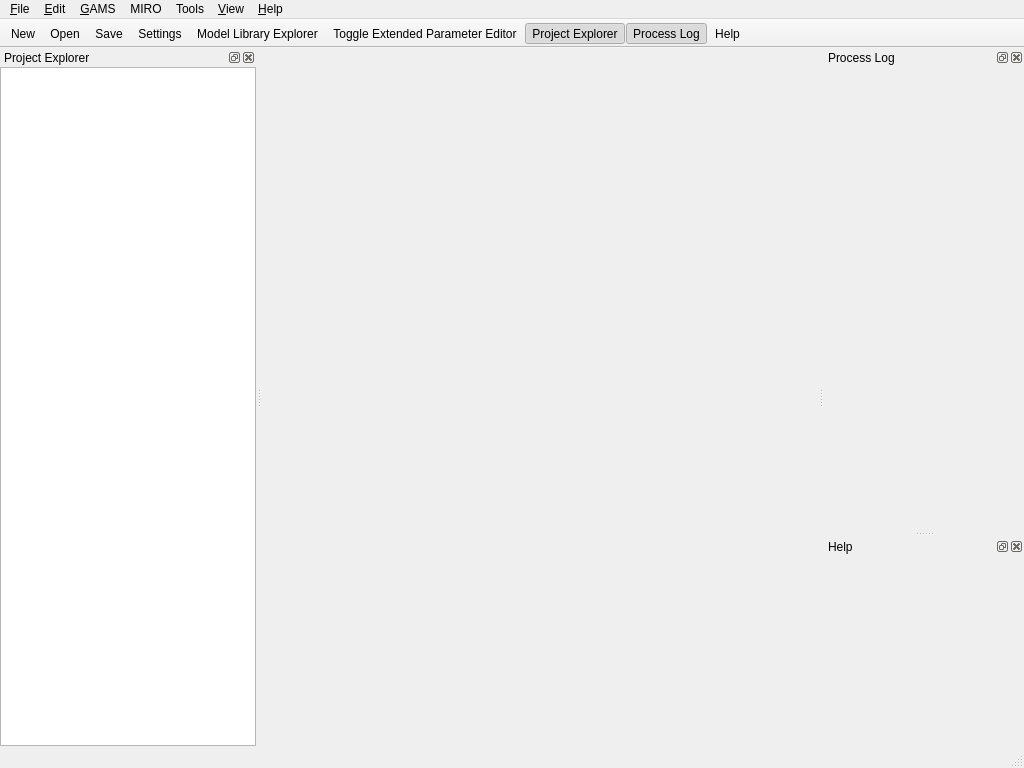
Old version of the form src/mainwindow.ui in the repository GAMS-dev/studio.
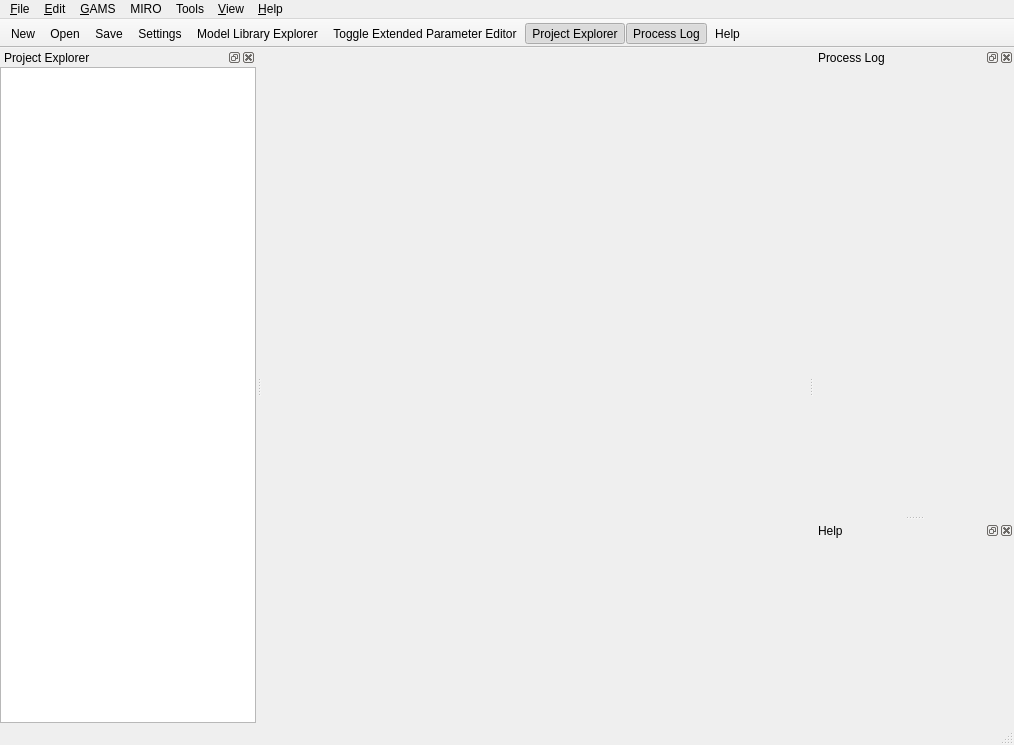
New version of the form. Icons and pictures are not drawn. Custom widgets are drawn as their Qt base class.

```diff
--- a/src/mainwindow.ui
+++ b/src/mainwindow.ui
@@ -6,8 +6,8 @@
    <rect>
     <x>0</x>
     <y>0</y>
-    <width>1024</width>
-    <height>768</height>
+    <width>1014</width>
+    <height>745</height>
    </rect>
   </property>
   <property name="minimumSize">
@@ -60,7 +60,7 @@
       <property name="horizontalSpacing">
        <number>6</number>
       </property>
-      <item row="0" column="1">
+      <item row="0" column="0">
        <widget class="QTabWidget" name="mainTabs">
         <property name="sizePolicy">
          <sizepolicy hsizetype="Minimum" vsizetype="MinimumExpanding">
@@ -103,7 +103,7 @@
     <rect>
      <x>0</x>
      <y>0</y>
-     <width>1024</width>
+     <width>1014</width>
      <height>22</height>
     </rect>
    </property>
```
Left out of the diff: 58 changed lines with no effect on the pictures.
